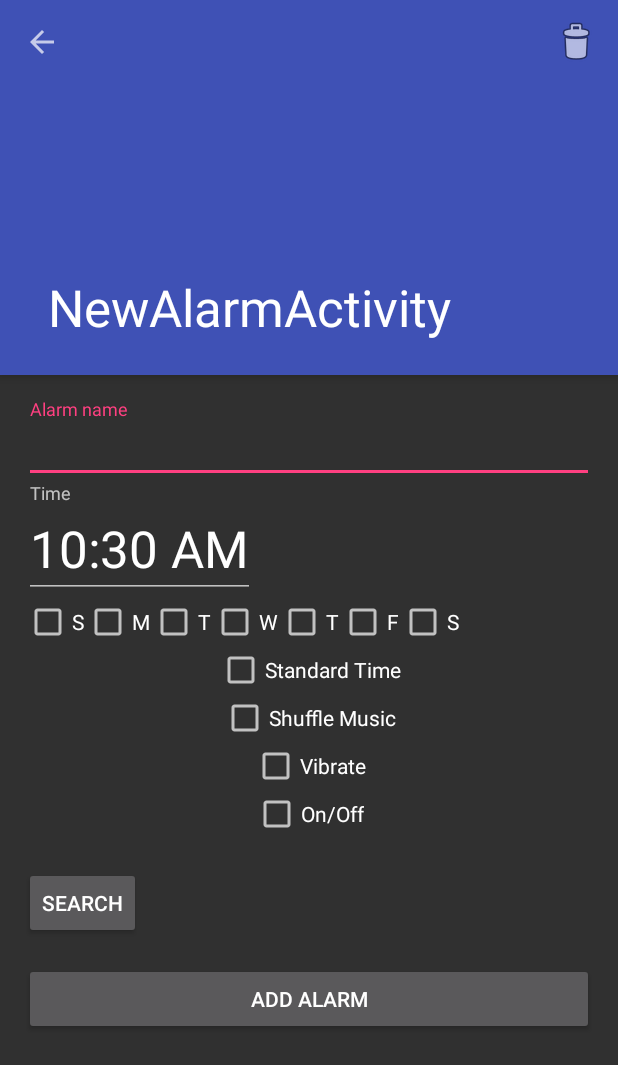
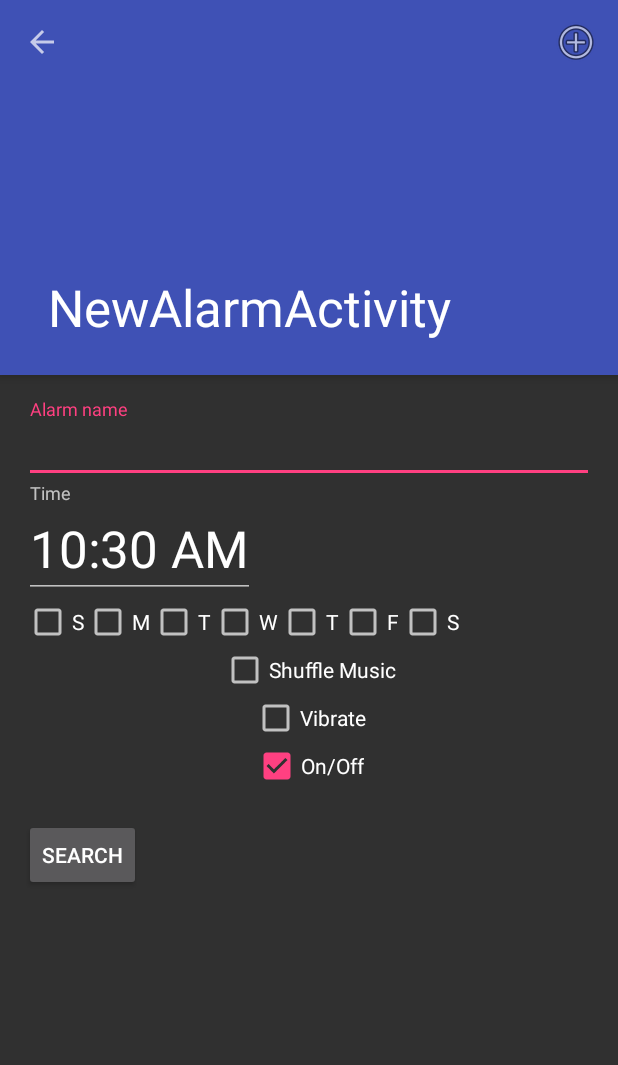
Before and after one commit to lemma-io/vivify, an Android app: the DetailActivity screen opened directly, with no data from a screen before it, on a phone screen of 412 x 824 dp. Shown: the top 1065 px of the screen. Run offline under Robolectric (Android 15) with nearby library versions, the phone set to English and light mode, and no system bars; our stand-ins replace ButterKnife, Dagger/Hilt's generated code; libraries missing offline, so code that uses them is left out: com.facebook.stetho, com.uphyca.stetho_realm, io.realm, org.parceler; pictures from the network do not load; 1 statement that could not run was skipped.

Commit message:
Notifications persist after reboot, Shared Element Transition working

```diff
--- a/app/src/main/java/com/rva/mrb/vivify/View/Alarm/AlarmsPresenter.java
+++ b/app/src/main/java/com/rva/mrb/vivify/View/Alarm/AlarmsPresenter.java
@@ -1,15 +1,19 @@
 package com.rva.mrb.vivify.View.Alarm;
+
+import android.content.Context;
 
 import com.rva.mrb.vivify.BasePresenter;
 import com.rva.mrb.vivify.Model.Data.Alarm;
+import com.rva.mrb.vivify.Model.Service.NotificationService;
 
 import io.realm.RealmResults;
 
 public interface AlarmsPresenter extends BasePresenter<AlarmsView> {
     void onAddNewAlarm();
     RealmResults<Alarm> getAllAlarms();
-
+    void checkMissedAlarms(Context context, NotificationService notificationService);
     Alarm getNextAlarmTime();
+    void disableMissedAlarm(Alarm alarm);
     String getTimeTillPendingAlarm(String notice);
 //    void onAlarmClick(int id);
 //    String getMessage();
--- a/app/src/main/java/com/rva/mrb/vivify/View/Detail/DetailActivity.java
+++ b/app/src/main/java/com/rva/mrb/vivify/View/Detail/DetailActivity.java
@@ -3,6 +3,7 @@ package com.rva.mrb.vivify.View.Detail;
 import android.app.Activity;
 import android.app.TimePickerDialog;
 import android.content.Intent;
+import android.os.Build;
 import android.os.Bundle;
 import android.support.v7.widget.Toolbar;
 import android.util.Log;
@@ -17,6 +18,9 @@ import android.widget.TextView;
 import android.widget.TimePicker;
 
 import com.bumptech.glide.Glide;
+import com.bumptech.glide.load.resource.drawable.GlideDrawable;
+import com.bumptech.glide.request.RequestListener;
+import com.bumptech.glide.request.target.Target;
 import com.rva.mrb.vivify.AlarmApplication;
 import com.rva.mrb.vivify.ApplicationModule;
 import com.rva.mrb.vivify.BaseActivity;
@@ -50,10 +54,10 @@ public class DetailActivity extends BaseActivity implements DetailView {
     @BindView(R.id.edit_time) EditText mEditTime;
     @BindView(R.id.track_tv) TextView mTrackTv;
     @BindView(R.id.isSet) CheckBox mIsSet;
-    @BindView(R.id.standard_time) CheckBox mStandardTime;
+//    @BindView(R.id.standard_time) CheckBox mStandardTime;
     @BindView(R.id.shuffle) CheckBox mShuffle;
     @BindView(R.id.vibrate) CheckBox mVibrate;
-    @BindView(R.id.button_add) Button addbt;
+//    @BindView(R.id.button_add) Button addbt;
 //    @BindView(R.id.button_delete) Button deletebt;
 //    @BindView(R.id.button_save) Button savebt;
     @BindView(R.id.sunday_check) CheckBox sundayCb;
@@ -69,6 +73,7 @@ public class DetailActivity extends BaseActivity implements DetailView {
     private String trackId;
     private String trackImage;
     private int mediaType;
+    private boolean isNew;
     private Alarm alarm = new Alarm();
     final private int requestCode = 1;
 
@@ -81,6 +86,7 @@ public class DetailActivity extends BaseActivity implements DetailView {
     @Override
     protected void onCreate(Bundle savedInstanceState) {
         super.onCreate(savedInstanceState);
+        supportPostponeEnterTransition();
         setContentView(R.layout.activity_add_alarm);
         Toolbar toolbar = (Toolbar) findViewById(R.id.detail_toolbar);
         setSupportActionBar(toolbar);
@@ -93,15 +99,28 @@ public class DetailActivity extends BaseActivity implements DetailView {
                 .build();
         detailComponent.inject(this);
         ButterKnife.bind(this);
+        Bundle bundle = getIntent().getExtras();
+        if(bundle == null){
+            isNew = true;
+        }
         getSupportActionBar().setDisplayHomeAsUpEnabled(true);
         getSupportActionBar().setHomeButtonEnabled(true);
-
         isNewAlarm();
     }
 
     @Override
+    public boolean onPrepareOptionsMenu(Menu menu){
+        if(isNew){
+            getMenuInflater().inflate(R.menu.new_alarm_menu, menu);
+        }
+        else {
+            getMenuInflater().inflate(R.menu.detail_menu, menu);
+        }
+        return true;
+    }
+
+    @Override
     public boolean onCreateOptionsMenu(Menu menu) {
-        getMenuInflater().inflate(R.menu.detail_menu, menu);
         return true;
     }
 
@@ -112,9 +131,16 @@ public class DetailActivity extends BaseActivity implements DetailView {
             case R.id.exit_alarm:
                 onDeleteAlarm();
                 return true;
+            case R.id.save_alarm:
+                onAddClick();
+                return true;
             default:
-                onSaveAlarm();
-                return super.onOptionsItemSelected(item);
+                if(!isNew) {
+                    onSaveAlarm();
+                }
+                supportFinishAfterTransition();
+                return true;
+//                return super.onOptionsItemSelected(item);
         }
     }
 
@@ -122,15 +148,19 @@ public class DetailActivity extends BaseActivity implements DetailView {
      * This method programmatically shows add, save, and delete buttons
      */
     private void isNewAlarm() {
+        if (Build.VERSION.SDK_INT >= Build.VERSION_CODES.LOLLIPOP) {
+            alarmDetailBg.setTransitionName("detail");
+        }
         Bundle bundle = getIntent().getExtras();
         if (bundle != null) {
-            setVisibility();
+//            setVisibility();
+            Log.d("DetailActivity", Boolean.toString(bundle.getBoolean("NewAlarm", true)));
             if (bundle.getBoolean("NewAlarm", true) == false) {
                 alarm = Parcels.unwrap(getIntent().getParcelableExtra("Alarm"));
                 setMediaBackgroundImage(alarm.getTrackImage());
                 mEditTime.setText(alarm.getmWakeTime());
                 mIsSet.setChecked(alarm.isEnabled());
-                mStandardTime.setChecked(alarm.is24hr());
+//                mStandardTime.setChecked(alarm.is24hr());
                 mShuffle.setChecked(alarm.isShuffle());
                 mVibrate.setChecked(alarm.isVibrate());
                 trackName = alarm.getTrackName();
@@ -154,14 +184,26 @@ public class DetailActivity extends BaseActivity implements DetailView {
         Glide.with(getApplicationContext())
                 .load(trackImage)
                 .centerCrop()
+                .listener(new RequestListener<String, GlideDrawable>() {
+                    @Override
+                    public boolean onException(Exception e, String model, Target<GlideDrawable> target, boolean isFirstResource) {
+                        return false;
+                    }
+
+                    @Override
+                    public boolean onResourceReady(GlideDrawable resource, String model, Target<GlideDrawable> target, boolean isFromMemoryCache, boolean isFirstResource) {
+                        supportStartPostponedEnterTransition();
+                        return false;
+                    }
+                })
                 .into(alarmDetailBg);
     }
 
-    private void setVisibility() {
-        addbt.setVisibility(View.GONE);
-//        savebt.setVisibility(View.VISIBLE);
-//        deletebt.setVisibility(View.VISIBLE);
-    }
+//    private void setVisibility() {
+//        addbt.setVisibility(View.GONE);
+////        savebt.setVisibility(View.VISIBLE);
+////        deletebt.setVisibility(View.VISIBLE);
+//    }
 
     // TODO handle by presenter
     private void setRepeatCheckBoxes(int daysOfWeek) {
@@ -202,7 +244,7 @@ public class DetailActivity extends BaseActivity implements DetailView {
     /**
      * This method passes the alarm object to detailPresenter to add the alarm to realm
      */
-    @OnClick(R.id.button_add)
+//    @OnClick(R.id.button_add)
     public void onAddClick() {
         setAlarm();
         detailPresenter.onAddClick(alarm, getApplicationContext());
@@ -211,7 +253,8 @@ public class DetailActivity extends BaseActivity implements DetailView {
         returnIntent.putExtra("enabled", true);
         Log.d(TAG, "Extra " + returnIntent.getBooleanExtra("enabled", true));
         setResult(Activity.RESULT_OK, returnIntent);
-        finish();
+        supportFinishAfterTransition();
+//        finish();
     }
 
     /**
@@ -230,14 +273,18 @@ public class DetailActivity extends BaseActivity implements DetailView {
     public void onSaveAlarm() {
         setAlarm();
         detailPresenter.onSaveAlarm(alarm, getApplicationContext());
-        finish();
+        supportFinishAfterTransition();
+//        finish();
     }
 
     @Override
     public void onBackPressed()
     {
-        onSaveAlarm();
-        super.onBackPressed();  // optional depending on your needs
+        if(!isNew) {
+            onSaveAlarm();
+        }
+        supportFinishAfterTransition();
+//        super.onBackPressed();  // optional depending on your needs
     }
 
     @OnClick(R.id.edit_time)
--- a/app/src/main/res/layout/activity_add_alarm.xml
+++ b/app/src/main/res/layout/activity_add_alarm.xml
@@ -29,7 +29,8 @@
             <ImageView
                 android:id="@+id/alarm_detail_bg"
                 android:layout_width="match_parent"
-                android:layout_height="250dip" />
+                android:layout_height="250dip"
+                android:transitionName="detail"/>
 
         </android.support.design.widget.CollapsingToolbarLayout>
 
@@ -119,13 +120,6 @@
                 android:layout_width="wrap_content"
                 android:layout_height="wrap_content"/>
         </LinearLayout>
-        <CheckBox
-            android:layout_width="wrap_content"
-            android:layout_height="wrap_content"
-            android:text="@string/standard_time"
-            android:id="@+id/standard_time"
-            android:layout_gravity="center_horizontal"
-            android:checked="false" />
 
         <CheckBox
             android:layout_width="wrap_content"
@@ -149,7 +143,7 @@
             android:text="@string/isSet"
             android:id="@+id/isSet"
             android:layout_gravity="center_horizontal"
-            android:checked="false" />
+            android:checked="true" />
 
         <TextView
             android:layout_width="wrap_content"
@@ -164,12 +158,6 @@
             android:text="@string/search"
             android:id="@+id/spotify_search" />
 
-        <Button
-            android:id="@+id/button_add"
-            android:layout_width="match_parent"
-            android:layout_height="wrap_content"
-            android:layout_marginTop="16dp"
-            android:text="@string/add_alarm"/>
 
         <!--<Button-->
             <!--android:id="@+id/button_save"-->
--- a/app/src/main/res/layout/alarm_view.xml
+++ b/app/src/main/res/layout/alarm_view.xml
@@ -8,7 +8,8 @@
     <ImageView
         android:id="@+id/alarm_bg"
         android:layout_width="match_parent"
-        android:layout_height="match_parent" />
+        android:layout_height="match_parent"
+        android:transitionName="detail"/>
 
     <RelativeLayout
         android:layout_width="match_parent"
--- /dev/null
+++ b/app/src/main/res/menu/new_alarm_menu.xml
@@ -0,0 +1,10 @@
+<?xml version="1.0" encoding="utf-8"?>
+<menu xmlns:android="http://schemas.android.com/apk/res/android"
+    xmlns:app="http://schemas.android.com/apk/res-auto">
+    <item
+        android:id="@+id/save_alarm"
+        android:title="saveAlarm"
+        android:icon="@android:drawable/ic_menu_add"
+        app:showAsAction="always" />
+
+</menu>
--- a/app/src/main/res/values-v21/styles.xml
+++ b/app/src/main/res/values-v21/styles.xml
@@ -1 +1,21 @@
-<resources></resources>
+<resources>
+
+    <!-- Base application theme. -->
+    <style name="AppTheme" parent="Theme.AppCompat.NoActionBar">
+        <!-- Customize your theme here. -->
+        <item name="colorPrimary">@color/colorPrimary</item>
+        <item name="colorPrimaryDark">@color/colorPrimaryDark</item>
+        <item name="colorAccent">@color/colorAccent</item>
+        <item name="android:windowContentTransitions">true</item>
+    </style>
+
+    <style name="AppTheme.NoActionBar">
+        <item name="windowActionBar">false</item>
+        <item name="windowNoTitle">true</item>
+    </style>
+
+    <style name="AppTheme.AppBarOverlay" parent="ThemeOverlay.AppCompat.Dark.ActionBar" />
+
+    <style name="AppTheme.PopupOverlay" parent="ThemeOverlay.AppCompat.Light" />
+
+</resources>
```
Also changed, not shown: app/src/main/AndroidManifest.xml (+8 -0 lines), app/src/main/java/com/rva/mrb/vivify/Model/Service/NotificationService.java (+33 -1 lines), app/src/main/java/com/rva/mrb/vivify/Model/Service/RealmService.java (+72 -0 lines), app/src/main/java/com/rva/mrb/vivify/View/Adapter/AlarmAdapter.java (+21 -10 lines), app/src/main/java/com/rva/mrb/vivify/View/Alarm/AlarmActivity.java (+35 -9 lines), app/src/main/java/com/rva/mrb/vivify/View/Alarm/AlarmPresenterImpl.java (+26 -3 lines), app/src/main/java/onBoot/BootReceiver.java (added, +53 -0 lines), gradle/wrapper/gradle-wrapper.properties.
